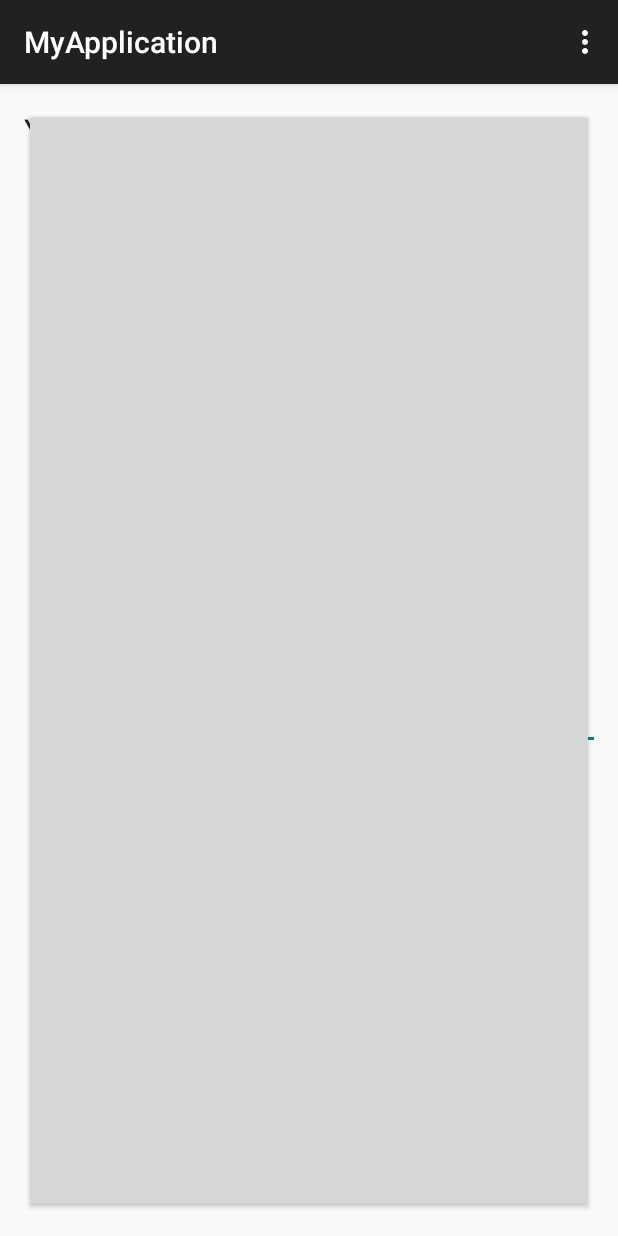
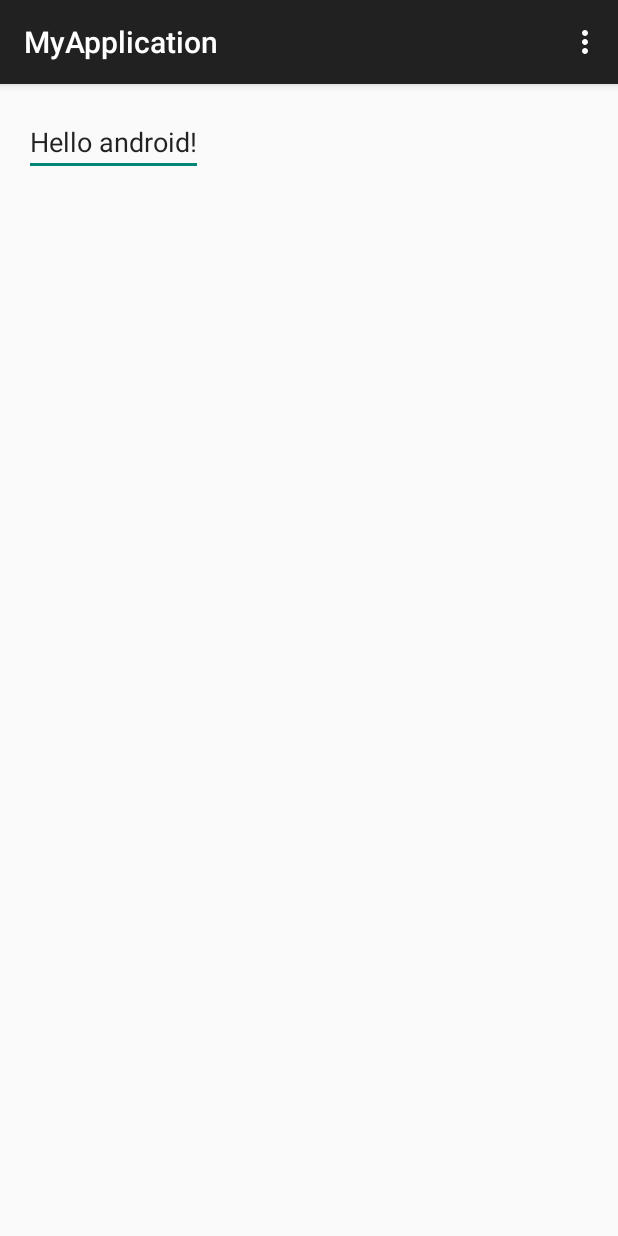
Before and after one commit to larrywhy/android_studio_test, an Android app: the screen it shows after launch (MainActivity), on a phone screen of 412 x 824 dp. Run offline under Robolectric (Android 15) with nearby library versions, the phone set to English and light mode, and no system bars.

Commit message:
initialize , string test . change language setting in string.xml

```diff
--- a/app/src/main/res/layout/activity_main.xml
+++ b/app/src/main/res/layout/activity_main.xml
@@ -11,49 +11,10 @@
     tools:context=".MainActivity">
 
 
-
-    <Button
-        android:layout_width="fill_parent"
-        android:layout_height="fill_parent" />
-
-
-    <LinearLayout
-        android:layout_width="fill_parent"
-        android:layout_height="match_parent"
-        android:orientation="horizontal"
-        android:id="@+id/linearLayout"
+    <EditText
+        android:layout_width="wrap_content"
+        android:layout_height="wrap_content"
+        android:id="@+id/editText"
         android:layout_alignParentTop="true"
-        android:layout_alignParentRight="true"
-        android:layout_alignParentEnd="true"
-        android:weightSum="1">
-
-        <TextView
-            android:id="@+id/textView"
-            android:layout_width="wrap_content"
-            android:layout_height="wrap_content"
-            android:text="Your Name?"
-            android:textAppearance="?android:attr/textAppearanceLarge"
-            android:layout_alignParentTop="true"
-            android:layout_alignParentLeft="true"
-            android:layout_alignParentStart="true"
-            android:layout_weight="0.26" />
-
-        <EditText
-            android:layout_width="wrap_content"
-            android:layout_height="28dp"
-            android:id="@+id/editText"
-            android:layout_below="@+id/textView"
-            android:layout_alignParentLeft="true"
-            android:layout_alignParentStart="true"
-            android:layout_marginTop="46dp"
-            android:layout_alignRight="@+id/linearLayout"
-            android:layout_alignEnd="@+id/linearLayout"
-            android:layout_weight="0.78"
-            android:layout_gravity="center_vertical" />
-
-    </LinearLayout>
-
-
-
-
+        android:text="@string/hello_world" />
 </RelativeLayout>
```
